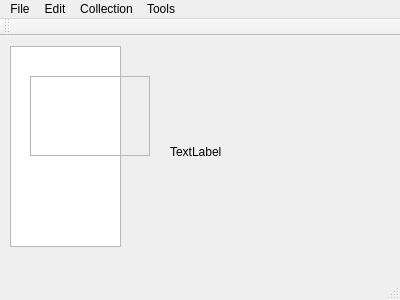
Before: the Qt Designer form 493-Proj1/mainwindow.ui in aamelia/493-Project1, drawn with Qt 5.
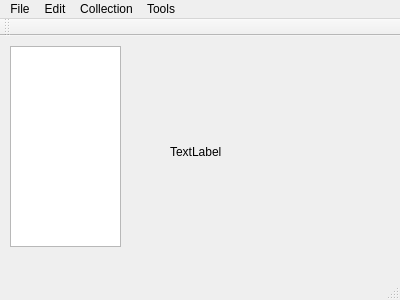
After: the same form once the commit is applied.

Commit message: Played with UI Window, working on signals/slots

The edit to the form file:
```diff
--- a/493-Proj1/mainwindow.ui
+++ b/493-Proj1/mainwindow.ui
@@ -43,22 +43,6 @@
      </rect>
     </property>
    </widget>
-   <widget class="QFrame" name="frame">
-    <property name="geometry">
-     <rect>
-      <x>30</x>
-      <y>40</y>
-      <width>120</width>
-      <height>80</height>
-     </rect>
-    </property>
-    <property name="frameShape">
-     <enum>QFrame::StyledPanel</enum>
-    </property>
-    <property name="frameShadow">
-     <enum>QFrame::Raised</enum>
-    </property>
-   </widget>
   </widget>
   <widget class="QMenuBar" name="menuBar">
    <property name="geometry">
```
